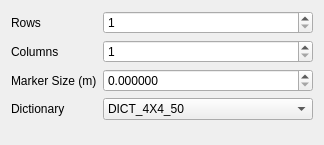
First picture: the form in gui/src/aruco_grid_target_finder.ui, repository ros-industrial/industrial_calibration, before the edit.
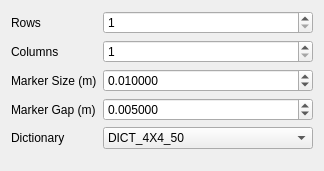
Second picture: the form after the edit.

Commit message: Added missing member to ArUco grid target finder widget

```diff
--- a/gui/src/aruco_grid_target_finder.ui
+++ b/gui/src/aruco_grid_target_finder.ui
@@ -7,7 +7,7 @@
     <x>0</x>
     <y>0</y>
     <width>324</width>
-    <height>145</height>
+    <height>171</height>
    </rect>
   </property>
   <property name="windowTitle">
@@ -57,17 +57,20 @@
      <property name="singleStep">
       <double>0.010000000000000</double>
      </property>
+     <property name="value">
+      <double>0.010000000000000</double>
+     </property>
     </widget>
    </item>
-   <item row="3" column="0">
+   <item row="4" column="0">
     <widget class="QLabel" name="label_4">
      <property name="text">
       <string>Dictionary</string>
      </property>
     </widget>
    </item>
-   <item row="3" column="1">
-    <widget class="QComboBox" name="dictComboBox">
+   <item row="4" column="1">
+    <widget class="QComboBox" name="combo_box_dict">
      <item>
       <property name="text">
        <string>DICT_4X4_50</string>
@@ -170,6 +173,26 @@
      </item>
     </widget>
    </item>
+   <item row="3" column="0">
+    <widget class="QLabel" name="label_5">
+     <property name="text">
+      <string>Marker Gap (m)</string>
+     </property>
+    </widget>
+   </item>
+   <item row="3" column="1">
+    <widget class="QDoubleSpinBox" name="double_spin_box_marker_gap">
+     <property name="decimals">
+      <number>6</number>
+     </property>
+     <property name="singleStep">
+      <double>0.010000000000000</double>
+     </property>
+     <property name="value">
+      <double>0.005000000000000</double>
+     </property>
+    </widget>
+   </item>
   </layout>
  </widget>
  <resources/>
```
Left out of the diff: 13 changed lines with no effect on the pictures. The commit also changes 1 other file.
